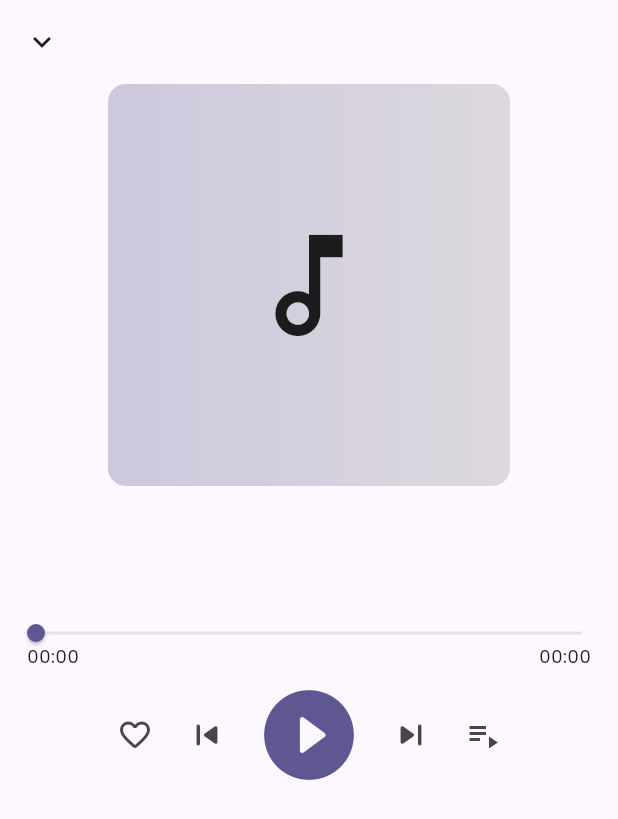
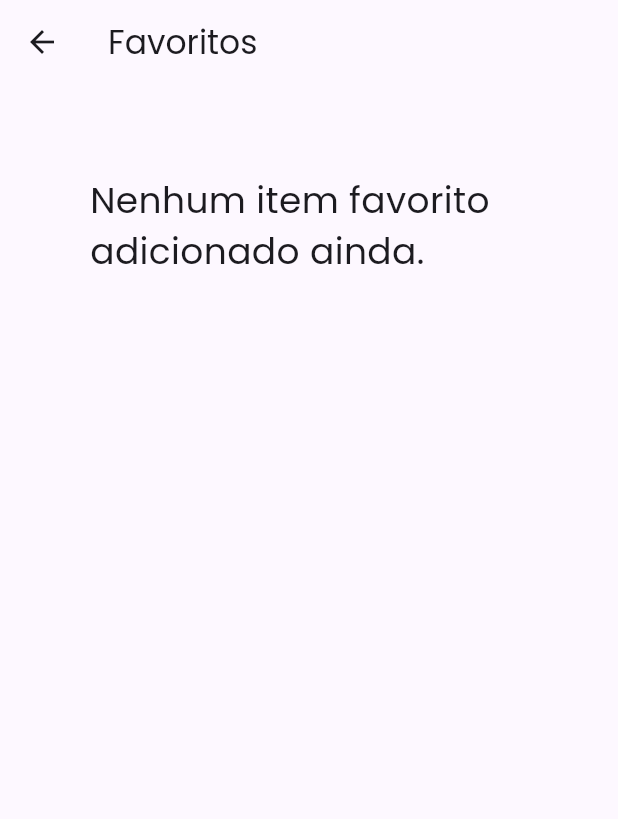
Before and after one commit to xzMatheuSx/music_player, a Flutter app: the SongPage screen opened by its route, after a tap on the "favorite outline" icon, on a phone screen of 412 x 824 dp. Shown: the top 819 px of the screen. Run offline on Flutter 3.47's test engine with Material 3 defaults, Android fonts, the phone set to English and light mode, and no system bars; our stand-ins replace get_it, permission_handler, shared_preferences; accounts and stored records are empty.

Commit message:
add favorite

```diff
--- /dev/null
+++ b/PlayMusic/lib/view/widgets/favorite.dart
@@ -0,0 +1,26 @@
+import 'package:flutter/material.dart';
+
+class FavoritesPage extends StatelessWidget {
+  const FavoritesPage({Key? key}) : super(key: key);
+
+  @override
+  Widget build(BuildContext context) {
+    return Scaffold(
+      appBar: AppBar(
+        title: const Text('Favoritos'),
+      ),
+      body: const Column(
+        crossAxisAlignment: CrossAxisAlignment.start,
+        children: [
+          Padding(
+            padding: EdgeInsets.all(60.0),
+            child: Text(
+              'Nenhum item favorito adicionado ainda.',
+              style: TextStyle(fontSize: 24),
+            ),
+          ),
+        ],
+      ),
+    );
+  }
+}
--- a/PlayMusic/lib/view/widgets/player.dart
+++ b/PlayMusic/lib/view/widgets/player.dart
@@ -1,6 +1,8 @@
 import 'package:flutter/material.dart';
 import 'package:music_player/resources/size_manager.dart';
 import 'package:music_player/data/model/player/player.dart';
+import 'package:music_player/view/home/my_home_page.dart';
+import 'package:music_player/view/widgets/favorite.dart';
 
 class PlayerView extends StatelessWidget {
   final Player player;
@@ -55,7 +57,13 @@ class PlayerView extends StatelessWidget {
           mainAxisAlignment: MainAxisAlignment.center,
           children: [
             IconButton(
-              onPressed: () {},
+              onPressed: () {
+                Navigator.push(
+                  context,
+                  MaterialPageRoute(
+                      builder: (context) => const FavoritesPage()),
+                );
+              },
               icon: const Icon(Icons.favorite_border_rounded),
             ),
             IconButton(
@@ -82,9 +90,13 @@ class PlayerView extends StatelessWidget {
               icon: const Icon(Icons.skip_next_rounded),
             ),
             IconButton(
-              icon: const Icon(Icons.playlist_play_outlined),
-              onPressed: () {},
-            )
+                icon: const Icon(Icons.playlist_play_outlined),
+                onPressed: () {
+                  Navigator.push(
+                      context,
+                      MaterialPageRoute(
+                          builder: (context) => const MyHomePage()));
+                })
           ],
         ),
       ],
```
Also changed, not shown: 1 other file.
